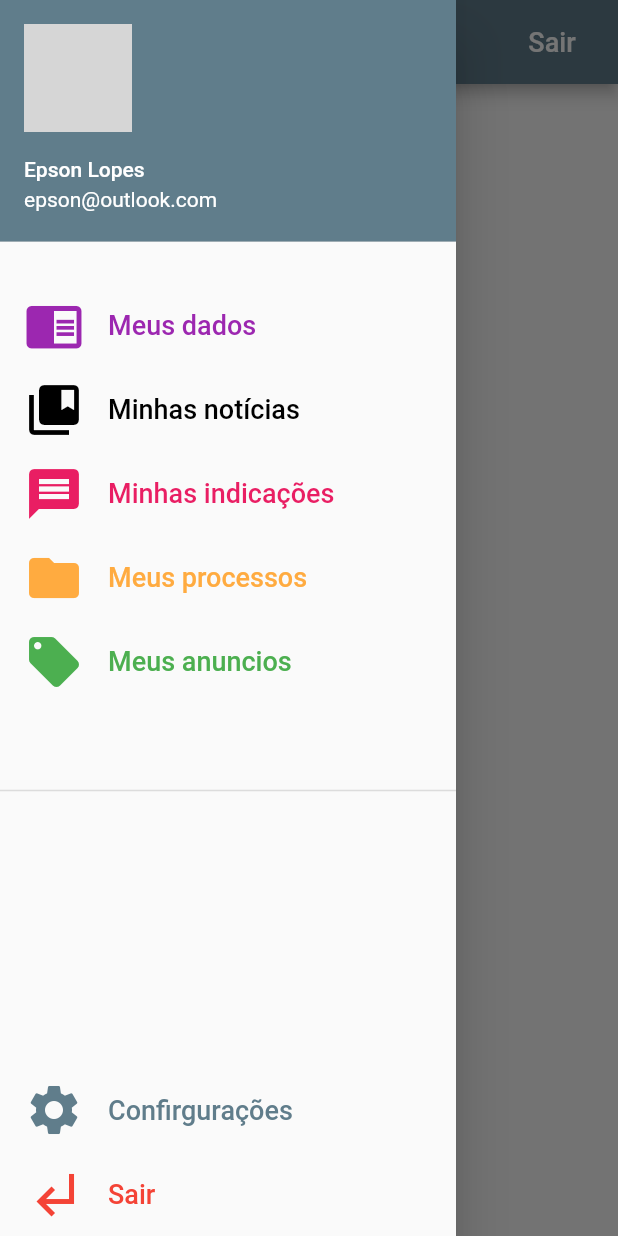
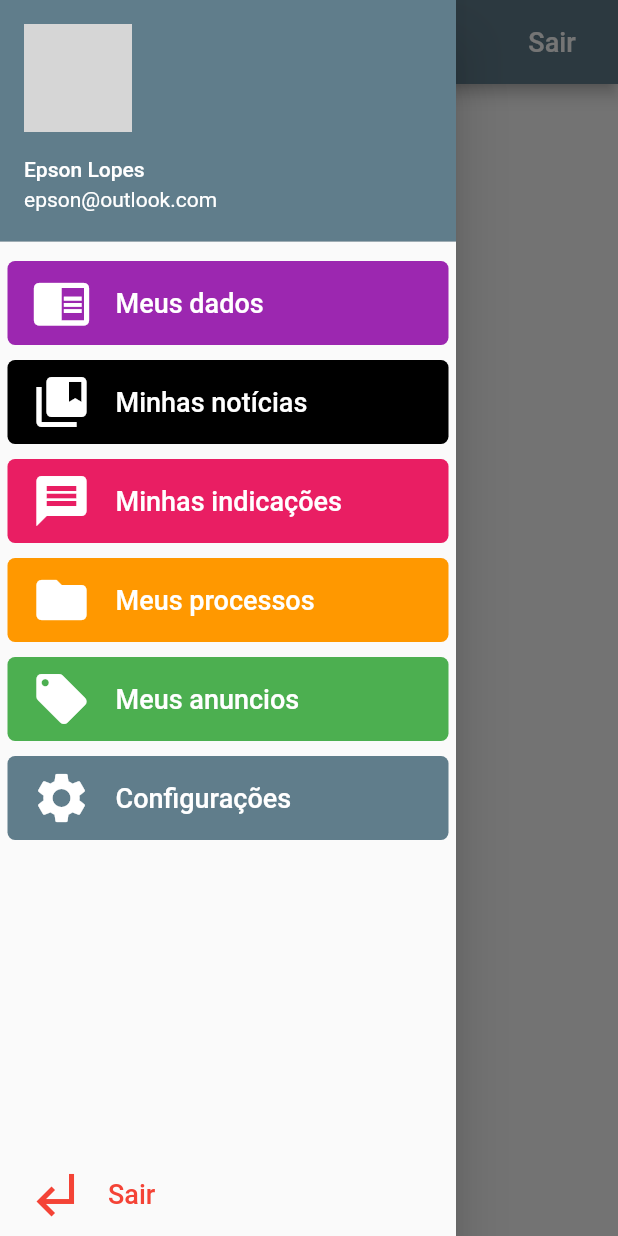
Before and after one commit to epsonlopesdev/inkluime, a Flutter app: the screen it shows once a user with an empty profile is signed in, with the side drawer open, on a phone screen of 412 x 824 dp. Run offline on Flutter 3.47's test engine with Material 2 defaults, Android fonts, the phone set to English and light mode, and no system bars; our stand-ins replace cloud_firestore, firebase_auth, google_sign_in; missing offline and left inert: flutter_facebook_login; accounts and stored records are empty; network calls fail; grey boxes are pictures that could not be loaded.

Commit message:
Menu Lateral (melhorias)

```diff
--- a/lib/app/home/page.dart
+++ b/lib/app/home/page.dart
@@ -77,100 +77,141 @@ class HomePage extends StatelessWidget {
             accountEmail: Text('epson@outlook.com'),
           ),
           Padding(
-            padding: EdgeInsets.only(top: 20),
+              padding: EdgeInsets.all(5.0),
+            child: Column(
+              children: [
+                Container(
+                  decoration: BoxDecoration(
+                    borderRadius: BorderRadius.circular(5.0),
+                    color: Colors.purple,
                   ),
-          ListTile(
+                  child: ListTile(
                     leading: Icon(
                       Icons.chrome_reader_mode,
-              color: Colors.purple,
+                      color: Colors.white,
                       size: 40.0,
                     ),
                     title: Text(
                       'Meus dados',
                       style: TextStyle(
                         fontSize: 18.0,
-                color: Colors.purple,
+                        color: Colors.white,
                       ),
                     ),
                   ),
-          ListTile(
+                ),
+                SizedBox(height: 10.0,),
+                Container(
+                  decoration: BoxDecoration(
+                    borderRadius: BorderRadius.circular(5.0),
+                    color: Colors.black,
+                  ),
+                  child: ListTile(
                     leading: Icon(
                       Icons.collections_bookmark,
                       size: 40.0,
-              color: Colors.black,
+                      color: Colors.white,
                     ),
                     title: Text(
                       'Minhas notícias',
                       style: TextStyle(
                         fontSize: 18.0,
-                color: Colors.black,
+                        color: Colors.white,
                       ),
                     ),
                   ),
-          ListTile(
+                ),
+                SizedBox(height: 10.0,),
+                Container(
+                  decoration: BoxDecoration(
+                    borderRadius: BorderRadius.circular(5.0),
+                    color: Colors.pink,
+                  ),
+                  child: ListTile(
                     leading: Icon(
                       Icons.message,
-              color: Colors.pink,
+                      color: Colors.white,
                       size: 40.0,
                     ),
                     title: Text(
                       'Minhas indicações',
                       style: TextStyle(
                         fontSize: 18.0,
-                color: Colors.pink,
+                        color: Colors.white,
                       ),
                     ),
                   ),
-          ListTile(
+                ),
+                SizedBox(height: 10.0,),
+                Container(
+                  decoration: BoxDecoration(
+                    borderRadius: BorderRadius.circular(5.0),
+                    color: Colors.orange,
+                  ),
+                  child: ListTile(
                     leading: Icon(
                       Icons.folder,
-              color: Colors.orangeAccent,
+                      color: Colors.white,
                       size: 40.0,
                     ),
                     title: Text(
                       'Meus processos',
                       style: TextStyle(
                         fontSize: 18.0,
-                color: Colors.orangeAccent,
+                        color: Colors.white,
                       ),
                     ),
                   ),
-          ListTile(
+                ),
+                SizedBox(height: 10.0,),
+                Container(
+                  decoration: BoxDecoration(
+                    borderRadius: BorderRadius.circular(5.0),
+                    color: Colors.green,
+                  ),
+                  child: ListTile(
                     leading: Icon(
                       Icons.local_offer,
-              color: Colors.green,
+                      color: Colors.white,
                       size: 40.0,
                     ),
                     title: Text(
                       'Meus anuncios',
                       style: TextStyle(
                         fontSize: 18.0,
-                color: Colors.green,
+                        color: Colors.white,
                       ),
                     ),
                   ),
-          SizedBox(height: 50.0,),
-          Divider(thickness: 1.0,),
+                ),
+                SizedBox(height: 10.0,),
+                Container(
+                  decoration: BoxDecoration(
+                    borderRadius: BorderRadius.circular(5.0),
+                    color: Colors.blueGrey,
+                  ),
+                  child: ListTile(
+                    leading: Icon(
+                      Icons.settings,
+                      color: Colors.white,
+                      size: 40.0,
+                    ),
+                    title: Text(
+                      'Configurações',
+                      style: TextStyle(
+                        fontSize: 18.0,
+                        color: Colors.white,
+                      ),
+                    ),
+                  ),
+                ),
+              ],
+            ),
+          ),
           Expanded(
             child: Align(
               alignment: FractionalOffset.bottomCenter,
               child: ListTile(
-                leading: Icon(
-                  Icons.settings,
-                  color: Colors.blueGrey,
-                  size: 40.0,
-                ),
-                title: Text(
-                  'Confirgurações',
-                  style: TextStyle(
-                    fontSize: 18.0,
-                    color: Colors.blueGrey,
-                  ),
-                ),
-              ),
-            ),
-          ),
-          ListTile(
                 leading: Icon(
                   Icons.subdirectory_arrow_left,
                   color: Colors.red,
@@ -181,6 +222,8 @@ class HomePage extends StatelessWidget {
                   style: TextStyle(fontSize: 18.0, color: Colors.red),
                 ),
               ),
+            ),
+          ),
         ],
       ),
     );
```
Lines whose indentation alone changed are shown as unchanged.
